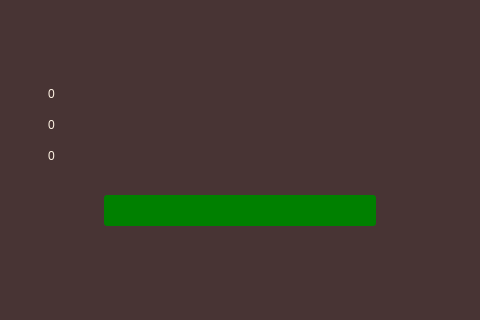
The window that ui/mainwindow.ui (natan-dot-com/TalesOfLiesel) describes before a commit, drawn with Qt 5; both pictures show x 280 to 760 and y 0 to 320 of the 1280 by 720 pixel window.
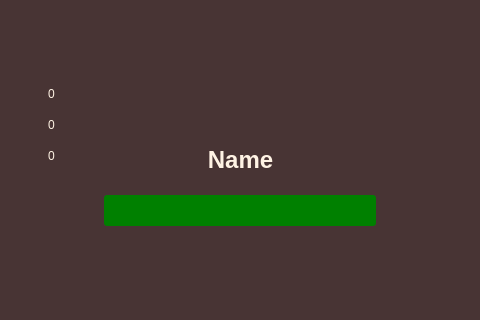
The same window after the commit. Icons and pictures are not drawn.

Patch:
```diff
--- a/ui/mainwindow.ui
+++ b/ui/mainwindow.ui
@@ -439,6 +439,26 @@
      </property>
     </widget>
    </widget>
+   <widget class="QLabel" name="enemyName">
+    <property name="geometry">
+     <rect>
+      <x>380</x>
+      <y>140</y>
+      <width>281</width>
+      <height>41</height>
+     </rect>
+    </property>
+    <property name="styleSheet">
+     <string notr="true">background-color: transparent;
+color: #FFF3E4;</string>
+    </property>
+    <property name="text">
+     <string>&lt;h1&gt;Name&lt;/h1&gt;</string>
+    </property>
+    <property name="alignment">
+     <set>Qt::AlignCenter</set>
+    </property>
+   </widget>
    <zorder>skillsSection</zorder>
    <zorder>lieselSection</zorder>
    <zorder>LieselInfo</zorder>
```
Left out of the diff: 1 changed line with no effect on the pictures.
